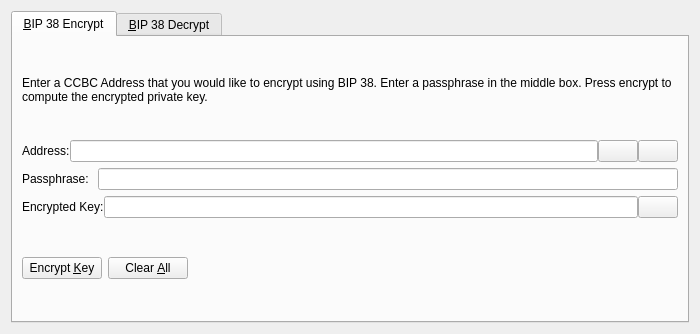
Qt form src/qt/forms/bip38tooldialog.ui (CryptoCashBack-Hub/smrtc) before a commit.
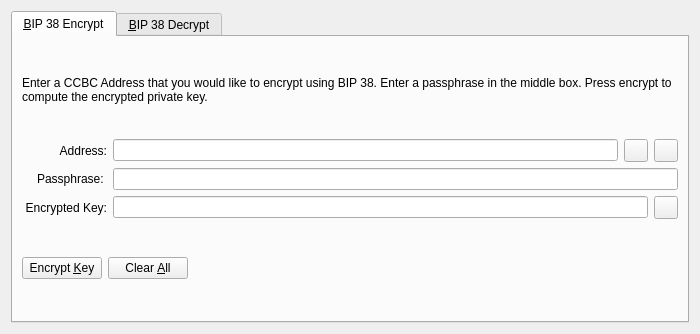
The same form after that commit. The open tabs and pages were chosen to show the change. Icons and pictures are not drawn. Custom widgets are drawn as their Qt base class.

What changed in the file:
```diff
--- a/src/qt/forms/bip38tooldialog.ui
+++ b/src/qt/forms/bip38tooldialog.ui
@@ -42,11 +42,17 @@
        </item>
        <item>
         <layout class="QHBoxLayout" name="horizontalLayout_1_ENC">
-         <property name="spacing">
-          <number>0</number>
-         </property>
          <item>
           <widget class="QLabel" name="label_5">
+           <property name="alignment">
+            <set>Qt::AlignRight|Qt::AlignTrailing|Qt::AlignVCenter</set>
+           </property>
+           <property name="minimumSize">
+            <size>
+             <width>85</width>
+             <height>0</height>
+            </size>
+           </property>
            <property name="text">
             <string>Address:</string>
            </property>
@@ -60,7 +66,7 @@
           </widget>
          </item>
          <item>
-          <widget class="QPushButton" name="addressBookButton_ENC">
+          <widget class="QToolButton" name="addressBookButton_ENC">
            <property name="toolTip">
             <string>Choose previously used address</string>
            </property>
@@ -74,13 +80,10 @@
            <property name="shortcut">
             <string>Alt+A</string>
            </property>
-           <property name="autoDefault">
-            <bool>false</bool>
-           </property>
           </widget>
          </item>
          <item>
-          <widget class="QPushButton" name="pasteButton_ENC">
+          <widget class="QToolButton" name="pasteButton_ENC">
            <property name="toolTip">
             <string>Paste address from clipboard</string>
            </property>
@@ -94,9 +97,6 @@
            <property name="shortcut">
             <string>Alt+P</string>
            </property>
-           <property name="autoDefault">
-            <bool>false</bool>
-           </property>
           </widget>
          </item>
         </layout>
@@ -105,6 +105,15 @@
         <layout class="QHBoxLayout" name="horizontalLayout_5">
          <item>
           <widget class="QLabel" name="label_6">
+           <property name="alignment">
+            <set>Qt::AlignRight|Qt::AlignTrailing|Qt::AlignVCenter</set>
+           </property>
+           <property name="minimumSize">
+            <size>
+             <width>85</width>
+             <height>0</height>
+            </size>
+           </property>
            <property name="text">
             <string>Passphrase: </string>
            </property>
@@ -121,11 +130,17 @@
        </item>
        <item>
         <layout class="QHBoxLayout" name="horizontalLayout_2_ENC">
-         <property name="spacing">
-          <number>0</number>
-         </property>
          <item>
           <widget class="QLabel" name="encryptedKeyLabel_ENC">
+           <property name="alignment">
+            <set>Qt::AlignRight|Qt::AlignTrailing|Qt::AlignVCenter</set>
+           </property>
+           <property name="minimumSize">
+            <size>
+             <width>85</width>
+             <height>0</height>
+            </size>
+           </property>
            <property name="text">
             <string>Encrypted Key:</string>
            </property>
@@ -147,7 +162,7 @@
           </widget>
          </item>
          <item>
-          <widget class="QPushButton" name="copyKeyButton_ENC">
+          <widget class="QToolButton" name="copyKeyButton_ENC">
            <property name="toolTip">
             <string>Copy the current signature to the system clipboard</string>
            </property>
@@ -158,9 +173,6 @@
             <iconset resource="../ccbc.qrc">
              <normaloff>:/icons/editcopy</normaloff>:/icons/editcopy</iconset>
            </property>
-           <property name="autoDefault">
-            <bool>false</bool>
-           </property>
           </widget>
          </item>
         </layout>
```
Left out of the diff: 50 changed lines with no effect on the pictures.
